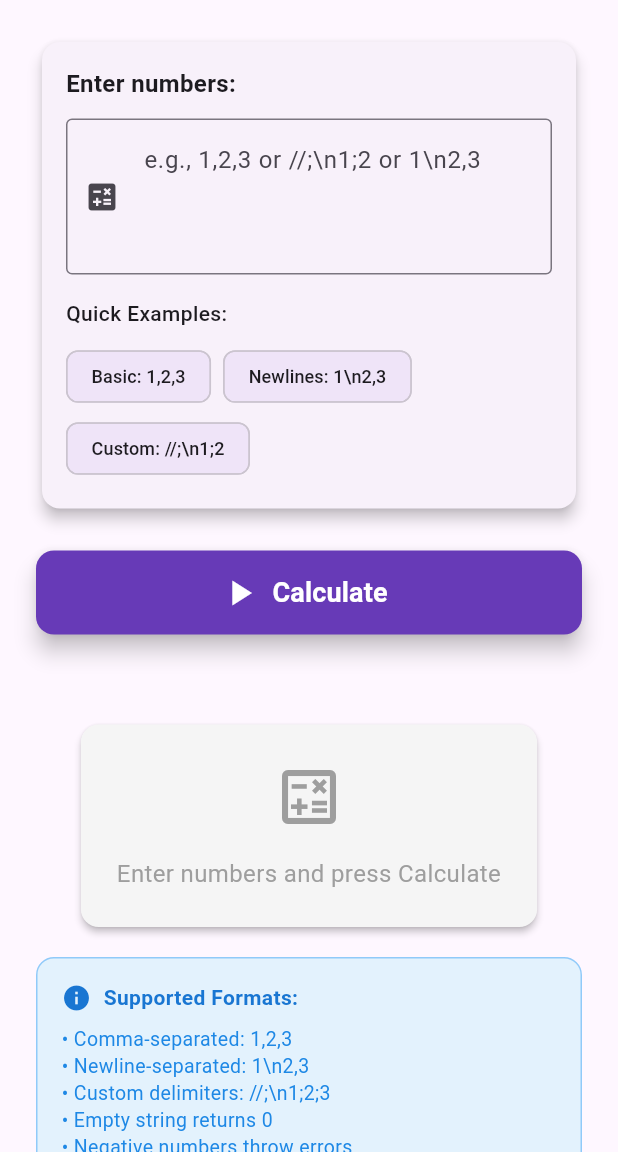
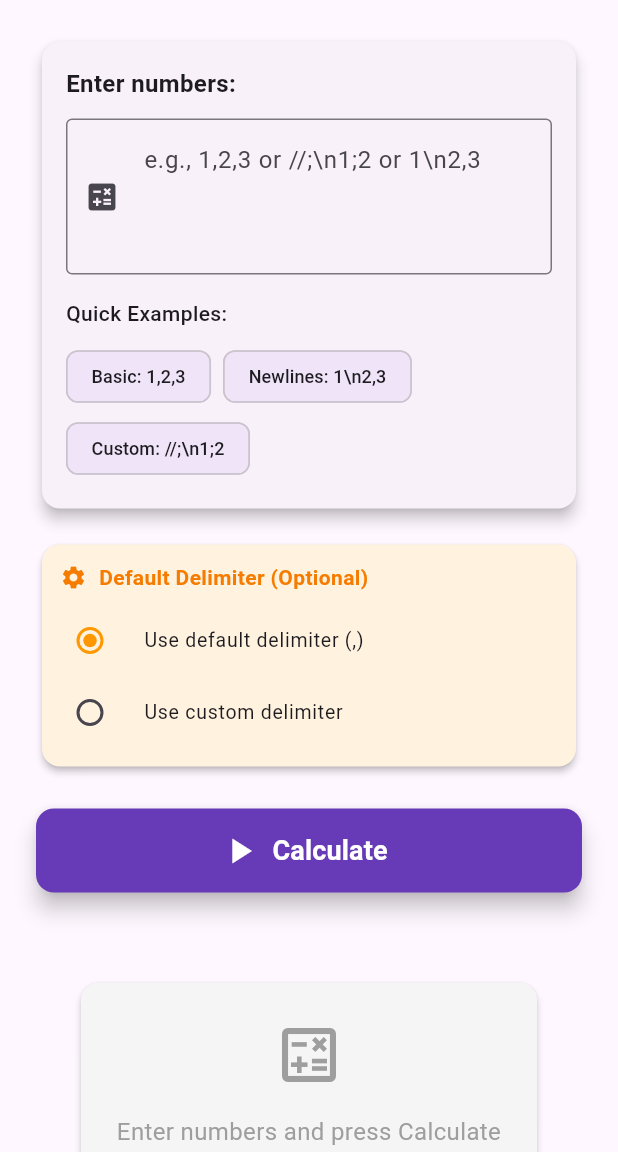
Before and after one commit to CodeSadhu/incubyte_assessment_app, a Flutter app: the screen it shows after launch, on a phone screen of 412 x 824 dp, the part 84-1236 px from its top. Run offline on Flutter 3.47's test engine with Material 3 defaults, Android fonts, the phone set to English and light mode, and no system bars.

Commit message:
feat: added custom delimiter logic, UI changes implemented for same

```diff
--- a/lib/main.dart
+++ b/lib/main.dart
@@ -34,9 +34,12 @@ class CalculatorHomePage extends StatefulWidget {
 class _CalculatorHomePageState extends State<CalculatorHomePage>
     with TickerProviderStateMixin {
   final TextEditingController _textController = TextEditingController();
+  final TextEditingController _delimiterController = TextEditingController();
   String _result = '';
   bool _isError = false;
   bool _hasCalculated = false;
+
+  int _delimiterChoice = 0;
 
   late AnimationController _animationController;
   late Animation<double> _scaleAnimation;
@@ -46,6 +49,7 @@ class _CalculatorHomePageState extends State<CalculatorHomePage>
   void initState() {
     super.initState();
     _setupAnimations();
+    _delimiterController.text = ','; // Default comma
   }
 
   void _setupAnimations() {
@@ -66,13 +70,31 @@ class _CalculatorHomePageState extends State<CalculatorHomePage>
   @override
   void dispose() {
     _textController.dispose();
+    _delimiterController.dispose();
     _animationController.dispose();
     super.dispose();
   }
 
   void _calculate() {
     final input = _textController.text.trim();
-    final result = StringCalculator.calculate(input);
+    final customDelimiter = _delimiterChoice == 1
+        ? _delimiterController.text.trim()
+        : null;
+
+    // Update text field delimiter if custom delimiter is being used and text has content
+    if (_delimiterChoice == 1 && input.isNotEmpty && !input.startsWith('//')) {
+      final currentDelimiter = ','; // Assume current delimiter is comma
+      final newDelimiter = _delimiterController.text.trim();
+      if (newDelimiter.isNotEmpty && newDelimiter != currentDelimiter) {
+        final updatedInput = input.replaceAll(currentDelimiter, newDelimiter);
+        _textController.text = updatedInput;
+      }
+    }
+
+    final result = StringCalculator.calculate(
+      _textController.text.trim(),
+      customDelimiter,
+    );
 
     setState(() {
       _hasCalculated = true;
@@ -118,6 +140,103 @@ class _CalculatorHomePageState extends State<CalculatorHomePage>
           backgroundColor: Colors.deepPurple.withOpacity(0.1),
         );
       }).toList(),
+    );
+  }
+
+  Widget _buildDelimiterSection() {
+    return Card(
+      elevation: 2,
+      color: Colors.orange.shade50,
+      child: Padding(
+        padding: const EdgeInsets.all(12.0),
+        child: Column(
+          crossAxisAlignment: CrossAxisAlignment.start,
+          children: [
+            _buildDelimiterHeader(),
+            const SizedBox(height: 8),
+            _buildDelimiterRadioButtons(),
+            if (_delimiterChoice == 1) ...[
+              const SizedBox(height: 12),
+              _buildDelimiterTextField(),
+            ],
+          ],
+        ),
+      ),
+    );
+  }
+
+  Widget _buildDelimiterHeader() {
+    return Row(
+      children: [
+        Icon(Icons.settings, color: Colors.orange.shade700, size: 18),
+        const SizedBox(width: 8),
+        Text(
+          'Default Delimiter (Optional)',
+          style: TextStyle(
+            fontSize: 14,
+            fontWeight: FontWeight.w600,
+            color: Colors.orange.shade700,
+          ),
+        ),
+      ],
+    );
+  }
+
+  Widget _buildDelimiterRadioButtons() {
+    return Column(
+      children: [
+        RadioListTile<int>(
+          title: const Text(
+            'Use default delimiter (,)',
+            style: TextStyle(fontSize: 13),
+          ),
+          value: 0,
+          groupValue: _delimiterChoice,
+          onChanged: (value) {
+            setState(() {
+              _delimiterChoice = value ?? 0;
+              if (_delimiterChoice == 0) {
+                _delimiterController.text = ',';
+              }
+            });
+          },
+          activeColor: Colors.orange,
+          dense: true,
+          contentPadding: EdgeInsets.zero,
+        ),
+        RadioListTile<int>(
+          title: const Text(
+            'Use custom delimiter',
+            style: TextStyle(fontSize: 13),
+          ),
+          value: 1,
+          groupValue: _delimiterChoice,
+          onChanged: (value) {
+            setState(() {
+              _delimiterChoice = value ?? 0;
+            });
+          },
+          activeColor: Colors.orange,
+          dense: true,
+          contentPadding: EdgeInsets.zero,
+        ),
+      ],
+    );
+  }
+
+  Widget _buildDelimiterTextField() {
+    return TextField(
+      controller: _delimiterController,
+      decoration: InputDecoration(
+        labelText: 'Custom Delimiter',
+        hintText: 'e.g., ; or | or *',
+        border: const OutlineInputBorder(),
+        prefixIcon: Icon(Icons.text_fields, color: Colors.orange.shade600),
+        contentPadding: const EdgeInsets.symmetric(horizontal: 12, vertical: 8),
+        isDense: true,
+      ),
+      maxLength: 3,
+      style: const TextStyle(fontSize: 14),
     );
   }
 
@@ -235,6 +354,10 @@ class _CalculatorHomePageState extends State<CalculatorHomePage>
             _buildResultTitle(),
             const SizedBox(height: 8),
             _buildResultValue(),
+            if (!_isError && _delimiterChoice == 1) ...[
+              const SizedBox(height: 8),
+              _buildDelimiterUsedInfo(),
+            ],
           ],
         ),
       ),
@@ -269,6 +392,24 @@ class _CalculatorHomePageState extends State<CalculatorHomePage>
         color: _isError ? Colors.red.shade800 : Colors.green.shade800,
       ),
       textAlign: TextAlign.center,
+    );
+  }
+
+  Widget _buildDelimiterUsedInfo() {
+    return Container(
+      padding: const EdgeInsets.symmetric(horizontal: 8, vertical: 4),
+      decoration: BoxDecoration(
+        color: Colors.green.shade100,
+        borderRadius: BorderRadius.circular(12),
+      ),
+      child: Text(
+        'Used delimiter: "${_delimiterController.text}"',
+        style: TextStyle(
+          fontSize: 12,
+          color: Colors.green.shade700,
+          fontWeight: FontWeight.w500,
+        ),
+      ),
     );
   }
 
@@ -343,6 +484,7 @@ class _CalculatorHomePageState extends State<CalculatorHomePage>
       '• Comma-separated: 1,2,3\n'
       '• Newline-separated: 1\\n2,3\n'
       '• Custom delimiters: //;\\n1;2;3\n'
+      '• Custom default delimiter (optional)\n'
       '• Empty string returns 0\n'
       '• Negative numbers throw errors',
       style: TextStyle(fontSize: 13, color: Colors.blue.shade600, height: 1.4),
@@ -355,6 +497,8 @@ class _CalculatorHomePageState extends State<CalculatorHomePage>
       child: Column(
         children: [
           _buildInputSection(),
+          const SizedBox(height: 16),
+          _buildDelimiterSection(),
           const SizedBox(height: 24),
           _buildCalculateButton(),
           const SizedBox(height: 40),
--- a/lib/string_calculator.dart
+++ b/lib/string_calculator.dart
@@ -1,3 +1,6 @@
+// String Calculator TDD Kata - Plugin Version
+// Can be used as both standalone script and Flutter plugin
+
 import 'dart:io';
 
 import 'package:flutter/material.dart';
@@ -11,6 +14,7 @@ class NegativeNumberException implements Exception {
   String toString() => message;
 }
 
+/// String Calculator - Pure function implementation
 class StringCalculator {
   /// Adds numbers from a string representation
   ///
@@ -20,13 +24,14 @@ class StringCalculator {
   /// - Comma-separated numbers
   /// - Newline-separated numbers
   /// - Custom delimiters in format "//[delimiter]\n[numbers...]"
+  /// - Custom default delimiter (overrides comma default)
   /// - Throws exception for negative numbers
-  static int add(String numbers) {
+  static int add(String numbers, [String? defaultDelimiter]) {
     if (numbers.isEmpty) {
       return 0;
     }
 
-    final parsedInput = _parseInput(numbers);
+    final parsedInput = _parseInput(numbers, defaultDelimiter);
     final numberList = _extractNumbers(
       parsedInput.numbers,
       parsedInput.delimiter,
@@ -39,9 +44,12 @@ class StringCalculator {
 
   /// Safe version that returns a result with error information
   /// Perfect for UI integration where exceptions need to be handled gracefully
-  static CalculatorResult calculate(String numbers) {
+  static CalculatorResult calculate(
+    String numbers, [
+    String? defaultDelimiter,
+  ]) {
     try {
-      final result = add(numbers);
+      final result = add(numbers, defaultDelimiter);
       return CalculatorResult.success(result);
     } catch (e) {
       return CalculatorResult.error(e.toString());
@@ -49,7 +57,7 @@ class StringCalculator {
   }
 
   /// Parses the input string to extract delimiter and numbers
-  static ParsedInput _parseInput(String numbers) {
+  static ParsedInput _parseInput(String numbers, [String? defaultDelimiter]) {
     if (numbers.startsWith('//')) {
       final parts = numbers.split('\n');
       final delimiterLine = parts[0];
@@ -58,7 +66,7 @@ class StringCalculator {
       return ParsedInput(delimiter, numbersString);
     }
 
-    return ParsedInput(',', numbers);
+    return ParsedInput(defaultDelimiter ?? ',', numbers);
   }
 
   /// Extracts numbers from string using the specified delimiter
@@ -163,7 +171,7 @@ class TestRunner {
     }
   }
 
-  static void debugPrintSummarydebugPrint() {
+  static void printSummary() {
     final passed = _results.where((r) => r.passed).length;
     final total = _results.length;
 
@@ -279,7 +287,7 @@ void runTests() {
     );
   });
 
-  TestRunner.debugPrintSummarydebugPrint();
+  TestRunner.printSummary();
 }
 
 // =============================================================================
@@ -329,5 +337,18 @@ void main(List<String> args) {
       final result = StringCalculator.calculate(example);
       debugPrint('add("$example") error: ${result.error}');
     }
+
+    // Demonstrate custom default delimiter
+    debugPrint('\nCustom default delimiter examples:');
+    final customDelimiterExamples = [
+      ('1;2;3', ';'),
+      ('1|2|3', '|'),
+      ('1*2*3', '*'),
+    ];
+
+    for (final example in customDelimiterExamples) {
+      final result = StringCalculator.calculate(example.$1, example.$2);
+      debugPrint('add("${example.$1}", "${example.$2}") = ${result.value}');
+    }
   }
 }
```
